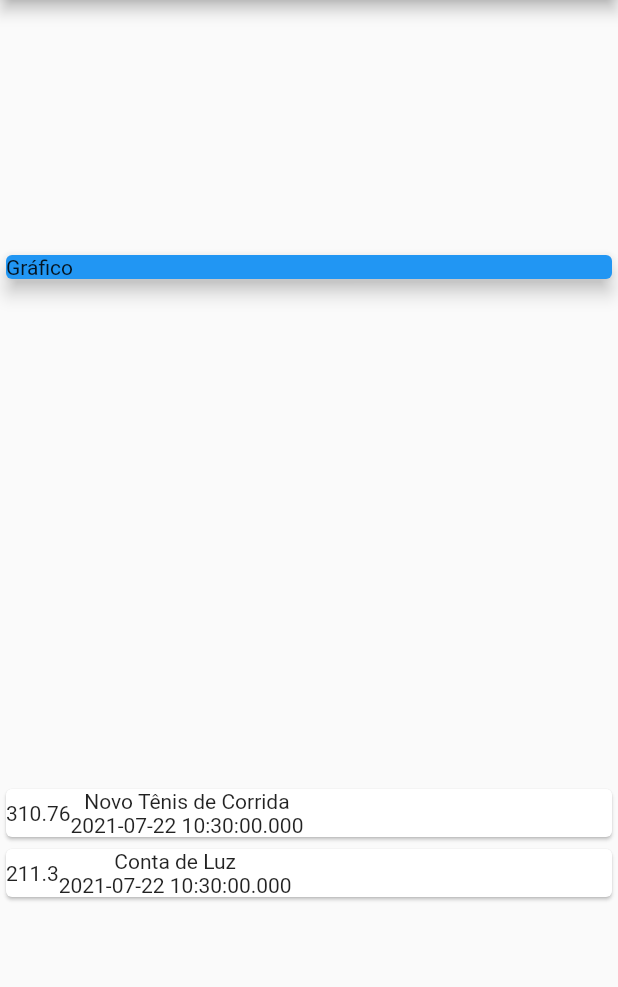
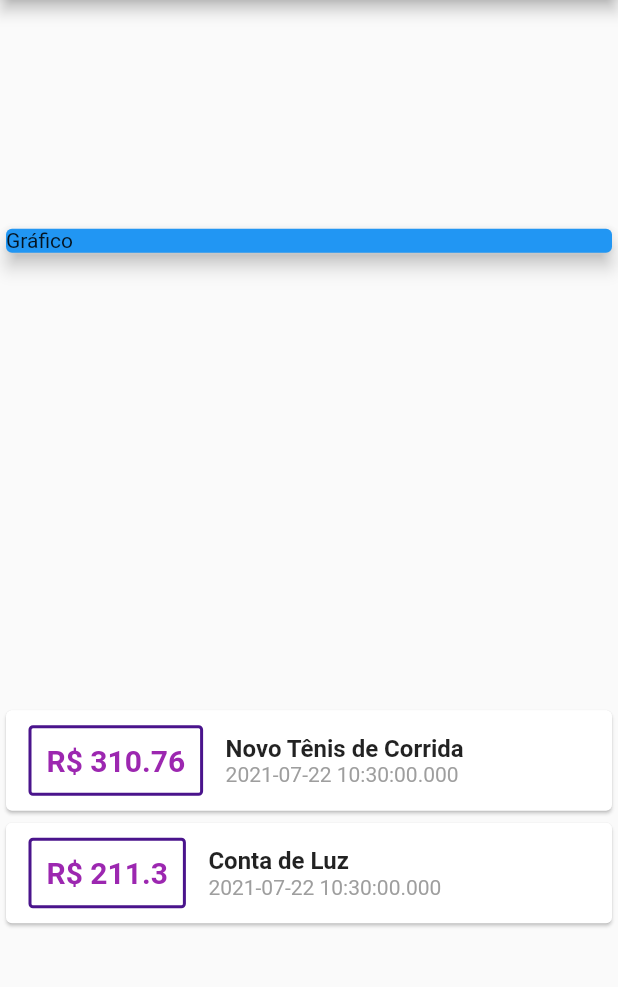
Before and after one commit to dorathoto/flutter_despesasPessoais, a Flutter app: the screen it shows after launch, on a phone screen of 412 x 824 dp, the part 84-1071 px from its top. Run offline on Flutter 3.47's test engine with Material 2 defaults, Android fonts, the phone set to English and light mode, and no system bars.

Commit message:
fix: embelezamento dos textos

```diff
--- a/lib/main.dart
+++ b/lib/main.dart
@@ -50,12 +50,39 @@ class MyHomePage extends StatelessWidget {
                 child: Row(
                   children: <Widget>[
                     Container(
-                      child: Text(tr.value.toString()),
+                      margin:
+                          EdgeInsets.symmetric(horizontal: 15, vertical: 10),
+                      decoration: BoxDecoration(
+                          borderRadius: BorderRadius.circular(3),
+                          border: Border.all(
+                            color: Colors.purple[900]!,
+                            width: 2,
+                          )),
+                      padding: EdgeInsets.all(10),
+                      child: Text(
+                        'R\$ ${tr.value.toString()}',
+                        style: TextStyle(
+                          color: Colors.purple,
+                          fontSize: 20,
+                          fontWeight: FontWeight.bold,
+                        ),
+                      ),
                     ),
                     Column(
+                      mainAxisAlignment: MainAxisAlignment.center,
+                      crossAxisAlignment: CrossAxisAlignment.start,
                       children: <Widget>[
-                        Text(tr.title.toString()),
-                        Text(tr.date.toString())
+                        Text(
+                          tr.title.toString(),
+                          style: TextStyle(
+                            fontSize: 16,
+                            fontWeight: FontWeight.bold,
+                          ),
+                        ),
+                        Text(
+                          tr.date.toString(),
+                          style: TextStyle(color: Colors.grey),
+                        )
                       ],
                     )
                   ],
```
